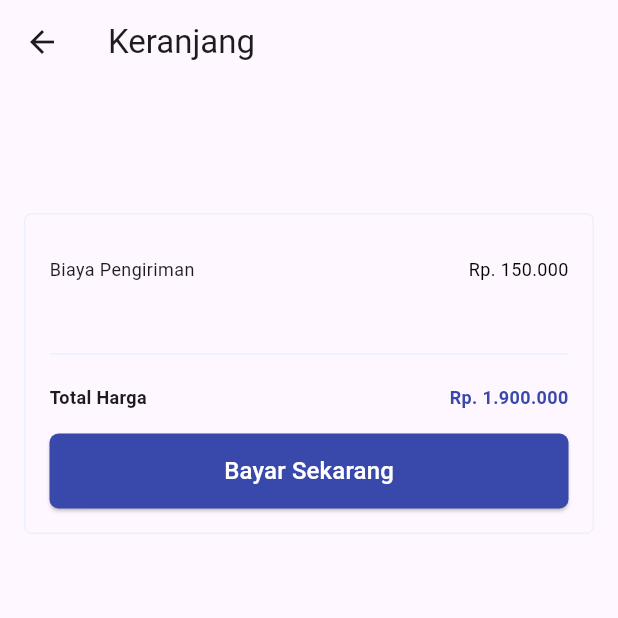
After one commit to Haf1dzsr/ecommerce-app, a Flutter app: the CartScreen screen opened directly, on a phone screen of 412 x 824 dp, the top half of it. The commit adds this screen. Run offline on Flutter 3.47's test engine with Material 2 defaults, Android fonts, the phone set to English and light mode, and no system bars; our stand-ins replace bloc, carousel_slider, dartz, flutter_bloc, freezed_annotation, shared_preferences; accounts and stored records are empty.

Commit message:
add: product, cart

```diff
--- /dev/null
+++ b/lib/common/components/row_text.dart
@@ -0,0 +1,43 @@
+import 'package:ecommerce_app/common/constants/colors.dart';
+import 'package:flutter/material.dart';
+
+class RowText extends StatelessWidget {
+  final String label;
+  final String value;
+  final Color valueColor;
+  final FontWeight fontWeight;
+
+  const RowText({
+    super.key,
+    required this.label,
+    required this.value,
+    this.valueColor = ColorName.black,
+    this.fontWeight = FontWeight.w400,
+  });
+
+  @override
+  Widget build(BuildContext context) {
+    return Row(
+      mainAxisAlignment: MainAxisAlignment.spaceBetween,
+      children: [
+        Text(
+          label,
+          style: TextStyle(
+            fontSize: 12,
+            fontWeight: fontWeight,
+          ),
+        ),
+        Flexible(
+          child: Text(
+            value,
+            style: TextStyle(
+              fontSize: 12,
+              fontWeight: fontWeight,
+              color: valueColor,
+            ),
+          ),
+        ),
+      ],
+    );
+  }
+}
--- a/lib/main.dart
+++ b/lib/main.dart
@@ -2,6 +2,7 @@ import 'package:ecommerce_app/data/datasources/auth_local_datasources.dart';
 import 'package:ecommerce_app/presentation/auth/bloc/login/login_bloc.dart';
 import 'package:ecommerce_app/presentation/auth/bloc/register/register_bloc.dart';
 import 'package:ecommerce_app/presentation/auth/login_screen.dart';
+import 'package:ecommerce_app/presentation/cart/bloc/cart/cart_bloc.dart';
 import 'package:ecommerce_app/presentation/dashboard/dashboard_screen.dart';
 import 'package:ecommerce_app/presentation/home/bloc/products/products_bloc.dart';
 import 'package:flutter/material.dart';
@@ -28,6 +29,9 @@ class MyApp extends StatelessWidget {
           create: (context) =>
               ProductsBloc()..add(const ProductsEvent.getAll()),
         ),
+        BlocProvider(
+          create: (context) => CartBloc(),
+        ),
       ],
       child: MaterialApp(
         title: 'Flutter Demo',
--- /dev/null
+++ b/lib/presentation/cart/bloc/cart/cart_event.dart
@@ -0,0 +1,8 @@
+part of 'cart_bloc.dart';
+
+@freezed
+class CartEvent with _$CartEvent {
+  const factory CartEvent.started() = _Started;
+  const factory CartEvent.add(CartModel cart) = _Add;
+  const factory CartEvent.remove(CartModel cart) = _Remove;
+}
--- /dev/null
+++ b/lib/presentation/cart/bloc/cart/cart_state.dart
@@ -0,0 +1,9 @@
+part of 'cart_bloc.dart';
+
+@freezed
+class CartState with _$CartState {
+  const factory CartState.initial() = _Initial;
+  const factory CartState.loading() = _Loading;
+  const factory CartState.error(String message) = _Error;
+  const factory CartState.loaded(List<CartModel> carts) = _Loaded;
+}
--- /dev/null
+++ b/lib/presentation/cart/cart_screen.dart
@@ -0,0 +1,115 @@
+// ignore_for_file: public_member_api_docs, sort_constructors_first
+import 'package:ecommerce_app/presentation/cart/bloc/cart/cart_bloc.dart';
+import 'package:flutter/material.dart';
+import 'package:ecommerce_app/common/components/button.dart';
+import 'package:ecommerce_app/common/components/row_text.dart';
+import 'package:ecommerce_app/common/components/space_height.dart';
+import 'package:ecommerce_app/common/constants/colors.dart';
+import 'package:ecommerce_app/common/extensions/int_ext.dart';
+import 'package:ecommerce_app/data/models/responses/products_response_model.dart';
+import 'package:ecommerce_app/presentation/cart/widgets/cart_model.dart';
+import 'package:ecommerce_app/presentation/cart/widgets/cart_tile.dart';
+import 'package:flutter_bloc/flutter_bloc.dart';
+
+class CartScreen extends StatefulWidget {
+  const CartScreen({
+    Key? key,
+
+  }) : super(key: key);
+
+  @override
+  State<CartScreen> createState() => _CartScreenState();
+}
+
+class _CartScreenState extends State<CartScreen> {
+  @override
+  void initState() {
+    super.initState();
+  }
+
+  @override
+  Widget build(BuildContext context) {
+    return Scaffold(
+      appBar: AppBar(
+        title: const Text('Keranjang'),
+      ),
+      body: ListView(
+        padding: const EdgeInsets.all(16.0),
+        children: [
+          BlocBuilder<CartBloc, CartState>(
+            builder: (context, state) {
+              return state.maybeWhen(
+                orElse: () {
+                  return const Center(
+                    child: CircularProgressIndicator(),
+                  );
+                },
+                loaded: (carts) {
+                  return ListView.separated(
+                    shrinkWrap: true,
+                    physics: const NeverScrollableScrollPhysics(),
+                    separatorBuilder: (context, index) =>
+                        const SpaceHeight(16.0),
+                    itemCount: carts.length,
+                    itemBuilder: (context, index) {
+                      return CartItemWidget(
+                        data: CartModel(
+                          product: carts[index].product,
+                          quantity: carts[index].quantity,
+                        ),
+                      );
+                    },
+                  );
+                },
+              );
+            },
+          ),
+          const SpaceHeight(70.0),
+          Container(
+            padding: const EdgeInsets.all(16.0),
+            decoration: BoxDecoration(
+              borderRadius: const BorderRadius.all(Radius.circular(5.0)),
+              border: Border.all(color: ColorName.border),
+            ),
+            child: Column(
+              children: [
+                // RowText(
+                //   label: 'Item (${carts.length})',
+                //   value: 1750000.currencyFormatRp,
+                // ),
+                const SpaceHeight(12.0),
+                RowText(
+                  label: 'Biaya Pengiriman',
+                  value: 150000.currencyFormatRp,
+                ),
+                const SpaceHeight(40.0),
+                const Divider(color: ColorName.border),
+                const SpaceHeight(12.0),
+                RowText(
+                  label: 'Total Harga',
+                  value: 1900000.currencyFormatRp,
+                  valueColor: ColorName.primary,
+                  fontWeight: FontWeight.w700,
+                ),
+                const SpaceHeight(16.0),
+                Button.filled(
+                  onPressed: () {
+                    // Navigator.push(
+                    //   context,
+                    //   MaterialPageRoute(
+                    //     builder: (context) => const PaymentScreen(
+                    //       url: '',
+                    //     ),
+                    //   ),
+                    // );
+                  },
+                  label: 'Bayar Sekarang',
+                ),
+              ],
+            ),
+          ),
+        ],
+      ),
+    );
+  }
+}
--- /dev/null
+++ b/lib/presentation/cart/widgets/cart_model.dart
@@ -0,0 +1,15 @@
+// ignore_for_file: public_member_api_docs, sort_constructors_first
+import 'package:ecommerce_app/common/extensions/string_ext.dart';
+import 'package:ecommerce_app/data/models/responses/products_response_model.dart';
+
+class CartModel {
+  final ProductsResponseModelDatum product;
+  int quantity;
+
+  CartModel({
+    required this.product,
+    this.quantity = 0,
+  });
+
+  String get priceFormat => product.attributes!.price!.currencyFormatRp;
+}
--- a/lib/presentation/home/home_screen.dart
+++ b/lib/presentation/home/home_screen.dart
@@ -2,6 +2,7 @@ import 'package:ecommerce_app/common/components/search_input.dart';
 import 'package:ecommerce_app/common/components/space_height.dart';
 import 'package:ecommerce_app/common/constants/colors.dart';
 import 'package:ecommerce_app/common/constants/images.dart';
+import 'package:ecommerce_app/presentation/cart/cart_screen.dart';
 import 'package:ecommerce_app/presentation/home/bloc/products/products_bloc.dart';
 import 'package:ecommerce_app/presentation/home/widgets/category_button.dart';
 import 'package:ecommerce_app/presentation/home/widgets/image_slider.dart';
@@ -108,7 +109,7 @@ class _HomeScreenState extends State<HomeScreen> {
                         Navigator.push(
                           context,
                           MaterialPageRoute(
-                              builder: (context) => const SizedBox()),
+                              builder: (context) => const CartScreen()),
                         );
                       },
                       icon: Image.asset(
```
Also changed, not shown: lib/common/extensions/string_ext.dart (added, +9 -0 lines), lib/presentation/cart/bloc/cart/cart_bloc.dart (added, +44 -0 lines), lib/presentation/cart/widgets/cart_tile.dart (added, +134 -0 lines), lib/presentation/home/widgets/image_slider.dart (+17 -3 lines), lib/presentation/home/widgets/product_card.dart (+8 -4 lines), lib/presentation/product_detail/product_detail_screen.dart (added, +114 -0 lines), lib/presentation/product_detail/widgets/product_description_widget.dart (added, +43 -0 lines), lib/presentation/product_detail/widgets/product_info_widget.dart (added, +73 -0 lines), lib/presentation/cart/bloc/cart/cart_bloc.freezed.dart (added).
